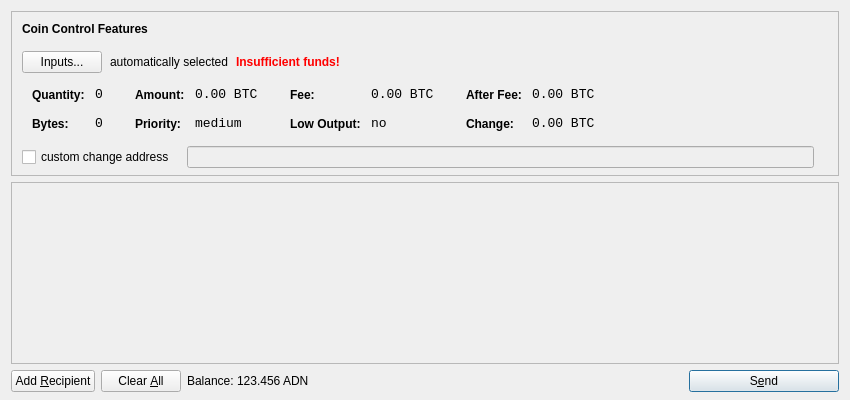
First picture: the form in src/qt/forms/sendcoinsdialog.ui, repository chrisfranko/litecoin, before the edit.
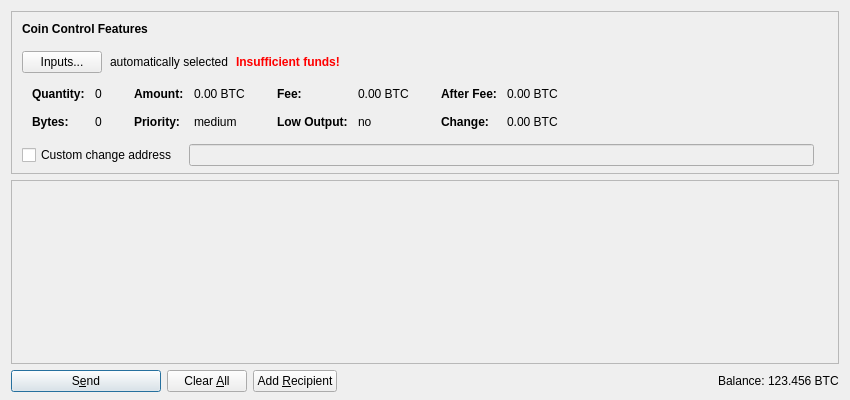
Second picture: the form after the edit. Icons and pictures are not drawn. Custom widgets are drawn as their Qt base class.

The edit to the form file:
```diff
--- a/src/qt/forms/sendcoinsdialog.ui
+++ b/src/qt/forms/sendcoinsdialog.ui
@@ -39,7 +39,7 @@
      </property>
      <layout class="QVBoxLayout" name="verticalLayoutCoinControl2">
       <property name="spacing">
-       <number>-1</number>
+       <number>0</number>
       </property>
       <property name="leftMargin">
        <number>0</number>
@@ -206,8 +206,11 @@
                </property>
                <item row="0" column="0">
                 <widget class="QLabel" name="labelCoinControlQuantityText">
-                 <property name="styleSheet">
-                  <string notr="true">font-weight:bold;</string>
+                 <property name="font">
+                  <font>
+                   <weight>75</weight>
+                   <bold>true</bold>
+                  </font>
                  </property>
                  <property name="text">
                   <string>Quantity:</string>
@@ -219,12 +222,6 @@
                </item>
                <item row="0" column="1">
                 <widget class="QLabel" name="labelCoinControlQuantity">
-                 <property name="font">
-                  <font>
-                   <family>Monospace</family>
-                   <pointsize>10</pointsize>
-                  </font>
-                 </property>
                  <property name="cursor">
                   <cursorShape>IBeamCursor</cursorShape>
                  </property>
@@ -244,8 +241,11 @@
                </item>
                <item row="1" column="0">
                 <widget class="QLabel" name="labelCoinControlBytesText">
-                 <property name="styleSheet">
-                  <string notr="true">font-weight:bold;</string>
+                 <property name="font">
+                  <font>
+                   <weight>75</weight>
+                   <bold>true</bold>
+                  </font>
                  </property>
                  <property name="text">
                   <string>Bytes:</string>
@@ -254,12 +254,6 @@
                </item>
                <item row="1" column="1">
                 <widget class="QLabel" name="labelCoinControlBytes">
-                 <property name="font">
-                  <font>
-                   <family>Monospace</family>
-                   <pointsize>10</pointsize>
-                  </font>
-                 </property>
                  <property name="cursor">
                   <cursorShape>IBeamCursor</cursorShape>
                  </property>
@@ -295,8 +289,11 @@
                </property>
                <item row="0" column="0">
                 <widget class="QLabel" name="labelCoinControlAmountText">
-                 <property name="styleSheet">
-                  <string notr="true">font-weight:bold;</string>
+                 <property name="font">
+                  <font>
+                   <weight>75</weight>
+                   <bold>true</bold>
+                  </font>
                  </property>
                  <property name="text">
                   <string>Amount:</string>
@@ -308,12 +305,6 @@
                </item>
                <item row="0" column="1">
                 <widget class="QLabel" name="labelCoinControlAmount">
-                 <property name="font">
-                  <font>
-                   <family>Monospace</family>
-                   <pointsize>10</pointsize>
-                  </font>
-                 </property>
                  <property name="cursor">
                   <cursorShape>IBeamCursor</cursorShape>
                  </property>
@@ -330,8 +321,11 @@
                </item>
                <item row="1" column="0">
                 <widget class="QLabel" name="labelCoinControlPriorityText">
-                 <property name="styleSheet">
-                  <string notr="true">font-weight:bold;</string>
+                 <property name="font">
+                  <font>
+                   <weight>75</weight>
+                   <bold>true</bold>
+                  </font>
                  </property>
                  <property name="text">
                   <string>Priority:</string>
@@ -340,12 +334,6 @@
                </item>
                <item row="1" column="1">
                 <widget class="QLabel" name="labelCoinControlPriority">
-                 <property name="font">
-                  <font>
-                   <family>Monospace</family>
-                   <pointsize>10</pointsize>
-                  </font>
-                 </property>
                  <property name="cursor">
                   <cursorShape>IBeamCursor</cursorShape>
                  </property>
@@ -381,8 +369,11 @@
                </property>
                <item row="0" column="0">
                 <widget class="QLabel" name="labelCoinControlFeeText">
-                 <property name="styleSheet">
-                  <string notr="true">font-weight:bold;</string>
+                 <property name="font">
+                  <font>
+                   <weight>75</weight>
+                   <bold>true</bold>
+                  </font>
                  </property>
                  <property name="text">
                   <string>Fee:</string>
@@ -394,12 +385,6 @@
                </item>
                <item row="0" column="1">
                 <widget class="QLabel" name="labelCoinControlFee">
-                 <property name="font">
-                  <font>
-                   <family>Monospace</family>
-                   <pointsize>10</pointsize>
-                  </font>
-                 </property>
                  <property name="cursor">
                   <cursorShape>IBeamCursor</cursorShape>
                  </property>
@@ -416,8 +401,11 @@
                </item>
                <item row="1" column="0">
                 <widget class="QLabel" name="labelCoinControlLowOutputText">
-                 <property name="styleSheet">
-                  <string notr="true">font-weight:bold;</string>
+                 <property name="font">
+                  <font>
+                   <weight>75</weight>
+                   <bold>true</bold>
+                  </font>
                  </property>
                  <property name="text">
                   <string>Low Output:</string>
@@ -426,12 +414,6 @@
                </item>
                <item row="1" column="1">
                 <widget class="QLabel" name="labelCoinControlLowOutput">
-                 <property name="font">
-                  <font>
-                   <family>Monospace</family>
-                   <pointsize>10</pointsize>
-                  </font>
-                 </property>
                  <property name="cursor">
                   <cursorShape>IBeamCursor</cursorShape>
                  </property>
@@ -467,8 +449,11 @@
                </property>
                <item row="0" column="0">
                 <widget class="QLabel" name="labelCoinControlAfterFeeText">
-                 <property name="styleSheet">
-                  <string notr="true">font-weight:bold;</string>
+                 <property name="font">
+                  <font>
+                   <weight>75</weight>
+                   <bold>true</bold>
+                  </font>
                  </property>
                  <property name="text">
                   <string>After Fee:</string>
@@ -480,12 +465,6 @@
                </item>
                <item row="0" column="1">
                 <widget class="QLabel" name="labelCoinControlAfterFee">
-                 <property name="font">
-                  <font>
-                   <family>Monospace</family>
-                   <pointsize>10</pointsize>
-                  </font>
-                 </property>
                  <property name="cursor">
                   <cursorShape>IBeamCursor</cursorShape>
                  </property>
@@ -502,8 +481,11 @@
                </item>
                <item row="1" column="0">
                 <widget class="QLabel" name="labelCoinControlChangeText">
-                 <property name="styleSheet">
-                  <string notr="true">font-weight:bold;</string>
+                 <property name="font">
+                  <font>
+                   <weight>75</weight>
+                   <bold>true</bold>
+                  </font>
                  </property>
                  <property name="text">
                   <string>Change:</string>
@@ -512,12 +494,6 @@
                </item>
                <item row="1" column="1">
                 <widget class="QLabel" name="labelCoinControlChange">
-                 <property name="font">
-                  <font>
-                   <family>Monospace</family>
-                   <pointsize>10</pointsize>
-                  </font>
-                 </property>
                  <property name="cursor">
                   <cursorShape>IBeamCursor</cursorShape>
                  </property>
@@ -556,7 +532,7 @@
           <item>
            <widget class="QCheckBox" name="checkBoxCoinControlChange">
             <property name="text">
-             <string>custom change address</string>
+             <string>Custom change address</string>
             </property>
            </widget>
           </item>
@@ -626,11 +602,20 @@
         <x>0</x>
         <y>0</y>
         <width>830</width>
-        <height>165</height>
+        <height>178</height>
        </rect>
       </property>
-      <layout class="QVBoxLayout" name="verticalLayout_2">
-       <property name="margin">
+      <layout class="QVBoxLayout" name="verticalLayout_2" stretch="0,1">
+       <property name="leftMargin">
+        <number>0</number>
+       </property>
+       <property name="topMargin">
+        <number>0</number>
+       </property>
+       <property name="rightMargin">
+        <number>0</number>
+       </property>
+       <property name="bottomMargin">
         <number>0</number>
        </property>
        <item>
@@ -660,19 +645,25 @@
    <item>
     <layout class="QHBoxLayout" name="horizontalLayout">
      <item>
-      <widget class="QPushButton" name="addButton">
+      <widget class="QPushButton" name="sendButton">
+       <property name="minimumSize">
+        <size>
+         <width>150</width>
+         <height>0</height>
+        </size>
+       </property>
        <property name="toolTip">
         <string>Send to multiple recipients at once</string>
        </property>
        <property name="text">
-        <string>Add &amp;Recipient</string>
+        <string>S&amp;end</string>
        </property>
        <property name="icon">
         <iconset resource="../bitcoin.qrc">
          <normaloff>:/icons/add</normaloff>:/icons/add</iconset>
        </property>
-       <property name="autoDefault">
-        <bool>false</bool>
+       <property name="default">
+        <bool>true</bool>
        </property>
       </widget>
      </item>
@@ -702,6 +693,36 @@
        </property>
       </widget>
      </item>
+     <item>
+      <widget class="QPushButton" name="addButton">
+       <property name="toolTip">
+        <string>Send to multiple recipients at once</string>
+       </property>
+       <property name="text">
+        <string>Add &amp;Recipient</string>
+       </property>
+       <property name="icon">
+        <iconset resource="../bitcoin.qrc">
+         <normaloff>:/icons/add</normaloff>:/icons/add</iconset>
+       </property>
+       <property name="autoDefault">
+        <bool>false</bool>
+       </property>
+      </widget>
+     </item>
+     <item>
+      <spacer name="horizontalSpacer">
+       <property name="orientation">
+        <enum>Qt::Horizontal</enum>
+       </property>
+       <property name="sizeHint" stdset="0">
+        <size>
+         <width>40</width>
+         <height>20</height>
+        </size>
+       </property>
+      </spacer>
+     </item>
      <item>
       <layout class="QHBoxLayout" name="horizontalLayout_2">
        <property name="spacing">
@@ -709,6 +730,12 @@
        </property>
        <item>
         <widget class="QLabel" name="label">
+         <property name="sizePolicy">
+          <sizepolicy hsizetype="Preferred" vsizetype="Fixed">
+           <horstretch>0</horstretch>
+           <verstretch>0</verstretch>
+          </sizepolicy>
+         </property>
          <property name="text">
           <string>Balance:</string>
          </property>
@@ -716,11 +743,17 @@
        </item>
        <item>
         <widget class="QLabel" name="labelBalance">
+         <property name="sizePolicy">
+          <sizepolicy hsizetype="Preferred" vsizetype="Fixed">
+           <horstretch>0</horstretch>
+           <verstretch>0</verstretch>
+          </sizepolicy>
+         </property>
          <property name="cursor">
           <cursorShape>IBeamCursor</cursorShape>
          </property>
          <property name="text">
-          <string>123.456 ADN</string>
+          <string notr="true">123.456 BTC</string>
          </property>
          <property name="textInteractionFlags">
           <set>Qt::LinksAccessibleByMouse|Qt::TextSelectableByKeyboard|Qt::TextSelectableByMouse</set>
@@ -729,46 +762,17 @@
        </item>
       </layout>
      </item>
-     <item>
-      <spacer name="horizontalSpacer">
-       <property name="orientation">
-        <enum>Qt::Horizontal</enum>
-       </property>
-       <property name="sizeHint" stdset="0">
-        <size>
-         <width>40</width>
-         <height>20</height>
-        </size>
-       </property>
-      </spacer>
-     </item>
-     <item>
-      <widget class="QPushButton" name="sendButton">
-       <property name="minimumSize">
-        <size>
-         <width>150</width>
-         <height>0</height>
-        </size>
-       </property>
-       <property name="toolTip">
-        <string>Confirm the send action</string>
-       </property>
-       <property name="text">
-        <string>S&amp;end</string>
-       </property>
-       <property name="icon">
-        <iconset resource="../bitcoin.qrc">
-         <normaloff>:/icons/send</normaloff>:/icons/send</iconset>
-       </property>
-       <property name="default">
-        <bool>true</bool>
-       </property>
-      </widget>
-     </item>
     </layout>
    </item>
   </layout>
  </widget>
+ <customwidgets>
+  <customwidget>
+   <class>QValidatedLineEdit</class>
+   <extends>QLineEdit</extends>
+   <header>qvalidatedlineedit.h</header>
+  </customwidget>
+ </customwidgets>
  <resources>
   <include location="../bitcoin.qrc"/>
  </resources>
```
Left out of the diff: 26 changed lines with no effect on the pictures.
